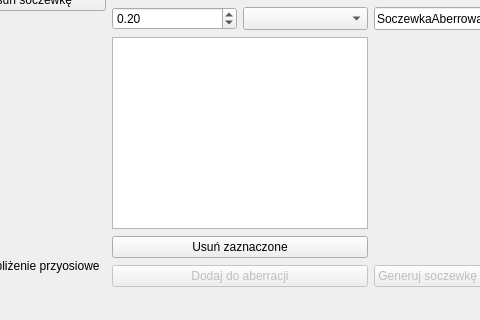
Above: mainwindow.ui from diabeticus95/inzynierka before the change; both pictures show x 197 to 677 and y 320 to 640 of the 1024 by 640 pixel window. Below: the same form after it.
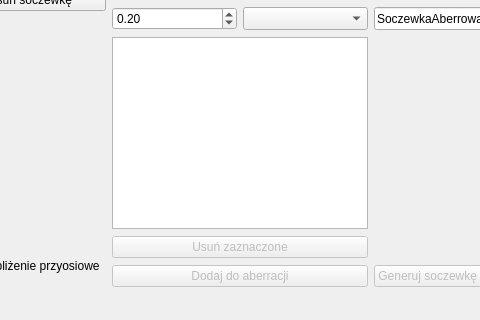
That is the form after the change. Icons and pictures are not drawn.

Diff of the .ui file:
```diff
--- a/mainwindow.ui
+++ b/mainwindow.ui
@@ -633,6 +633,9 @@
         </item>
         <item row="4" column="0">
          <widget class="QPushButton" name="listDeleter">
+          <property name="enabled">
+           <bool>false</bool>
+          </property>
           <property name="text">
            <string>Usuń zaznaczone</string>
           </property>
```
